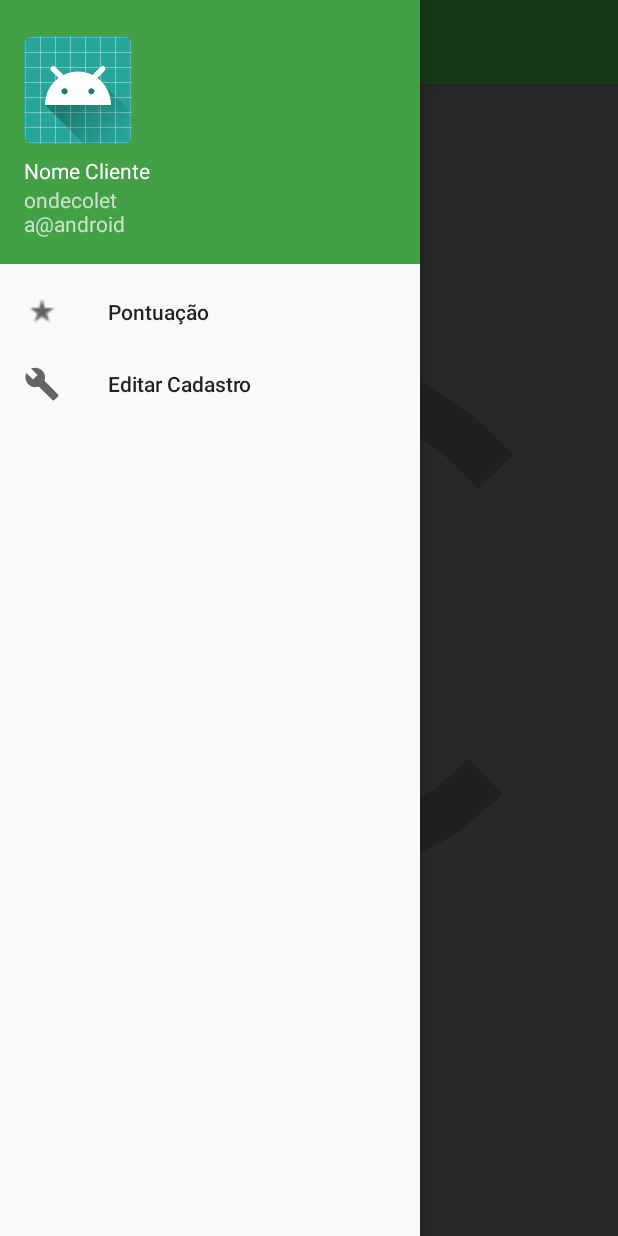
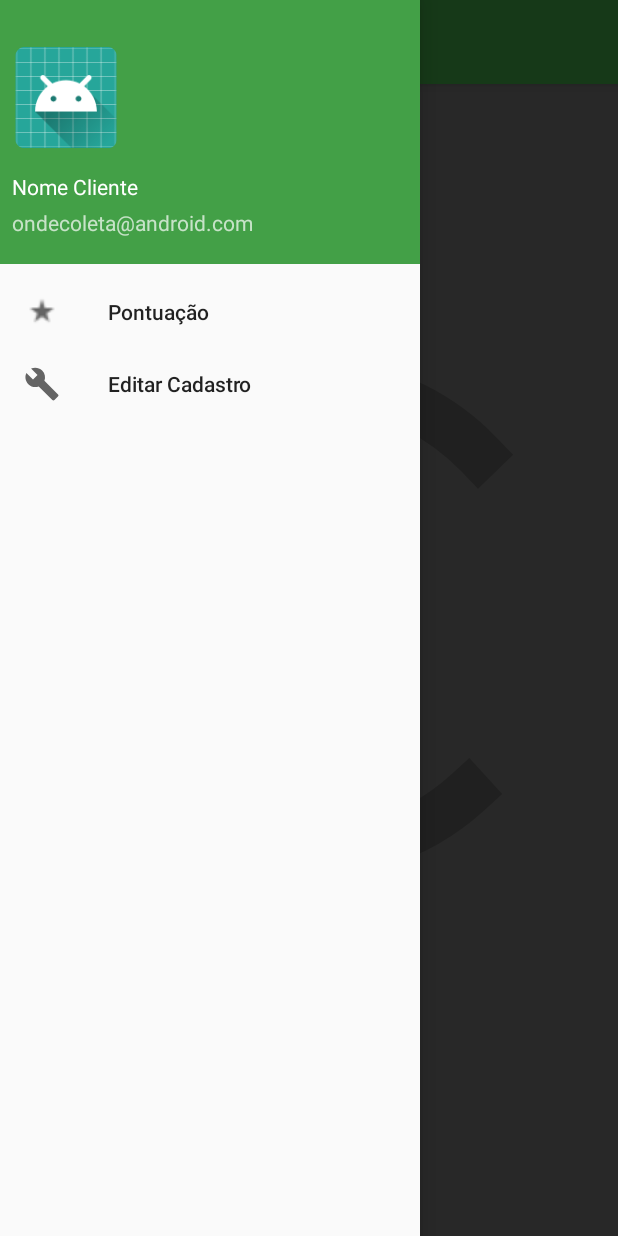
Before and after one commit to rodrigobecher/ondeReciclaAndroid, an Android app: the activity_menu_cliente_deslizante screen opened directly, with no data from a screen before it, with the side drawer open, on a phone screen of 412 x 824 dp. Run offline under Robolectric (Android 15) with nearby library versions, the phone set to English and light mode, and no system bars; libraries missing offline, so code that uses them is left out: retrofit2.converter.jackson; 3 statements that could not run were skipped.

Commit message:
Ajustes de Layout e começo do Ranking
Testar o Ranking

```diff
--- a/app/src/main/java/senac/tcc/rodrigo/ondeReciclaAndroid/activity_menu_cliente_deslizante.java
+++ b/app/src/main/java/senac/tcc/rodrigo/ondeReciclaAndroid/activity_menu_cliente_deslizante.java
@@ -159,7 +159,6 @@ public class activity_menu_cliente_deslizante extends AppCompatActivity
     @Override
     public boolean onCreateOptionsMenu(Menu menu) {
         // Inflate the menu; this adds items to the action bar if it is present.
-        getMenuInflater().inflate(R.menu.activity_menu_cliente_deslizante_drawer, menu);
         TextView nome = findViewById(R.id.nome_cliente);
         TextView email = findViewById(R.id.email_cliente);
         return true;
@@ -197,4 +196,5 @@ public class activity_menu_cliente_deslizante extends AppCompatActivity
         drawer.closeDrawer(GravityCompat.START);
         return true;
     }
+
 }
--- a/app/src/main/res/layout/activity_cadastrar_cliente.xml
+++ b/app/src/main/res/layout/activity_cadastrar_cliente.xml
@@ -100,15 +100,14 @@
 
     <Button
         android:id="@+id/cadastrar"
+        style="@style/Widget.AppCompat.Button.Borderless.Colored"
         android:layout_width="161dp"
         android:layout_height="48dp"
         android:layout_marginBottom="8dp"
         android:layout_marginEnd="8dp"
-        android:layout_marginLeft="8dp"
-        android:layout_marginRight="8dp"
         android:layout_marginStart="8dp"
         android:layout_marginTop="8dp"
-        android:background="#77d00b"
+        android:background="@color/colorPrimaryDark"
         android:text="Cadastrar"
         app:layout_constraintBottom_toBottomOf="parent"
         app:layout_constraintEnd_toEndOf="parent"
--- a/app/src/main/res/layout/nav_header_activity_menu_cliente_deslizante.xml
+++ b/app/src/main/res/layout/nav_header_activity_menu_cliente_deslizante.xml
@@ -1,37 +1,55 @@
 <?xml version="1.0" encoding="utf-8"?>
-<LinearLayout xmlns:android="http://schemas.android.com/apk/res/android"
+<android.support.constraint.ConstraintLayout xmlns:android="http://schemas.android.com/apk/res/android"
     xmlns:app="http://schemas.android.com/apk/res-auto"
+    xmlns:tools="http://schemas.android.com/tools"
+    android:id="@+id/linearLayout2"
     android:layout_width="match_parent"
     android:layout_height="@dimen/nav_header_height"
     android:background="@color/Slide"
     android:backgroundTint="@color/Slide"
     android:gravity="bottom"
-    android:orientation="vertical"
-    android:paddingBottom="@dimen/activity_vertical_margin"
-    android:paddingLeft="@dimen/activity_horizontal_margin"
-    android:paddingRight="@dimen/nav_header_height"
-    android:paddingTop="@dimen/activity_vertical_margin"
     android:theme="@style/ThemeOverlay.AppCompat.Dark">
 
     <ImageView
         android:id="@+id/foto_cliente"
         android:layout_width="wrap_content"
-        android:layout_height="wrap_content"
+        android:layout_height="75dp"
+        android:layout_marginBottom="8dp"
+        android:layout_marginStart="8dp"
+        android:layout_marginTop="8dp"
         android:paddingTop="@dimen/nav_header_vertical_spacing"
+        app:layout_constraintBottom_toTopOf="@+id/nome_cliente"
+        app:layout_constraintStart_toStartOf="parent"
+        app:layout_constraintTop_toTopOf="parent"
+        app:layout_constraintVertical_bias="1.0"
         app:srcCompat="@mipmap/ic_launcher_round" />
 
     <TextView
         android:id="@+id/nome_cliente"
-        android:layout_width="match_parent"
-        android:layout_height="wrap_content"
+        android:layout_width="192dp"
+        android:layout_height="24dp"
+        android:layout_marginBottom="8dp"
+        android:layout_marginStart="8dp"
+        android:layout_marginTop="100dp"
         android:paddingTop="@dimen/nav_header_vertical_spacing"
         android:text="Nome Cliente"
-        android:textAppearance="@style/TextAppearance.AppCompat.Body1" />
+        android:textAppearance="@style/TextAppearance.AppCompat.Body1"
+        app:layout_constraintBottom_toBottomOf="parent"
+        app:layout_constraintStart_toStartOf="parent"
+        app:layout_constraintTop_toTopOf="parent"
+        app:layout_constraintVertical_bias="0.159" />
 
     <TextView
         android:id="@+id/email_cliente"
-        android:layout_width="wrap_content"
-        android:layout_height="wrap_content"
-        android:text="ondecoleta@android.com" />
+        android:layout_width="356dp"
+        android:layout_height="30dp"
+        android:layout_marginBottom="8dp"
+        android:layout_marginStart="8dp"
+        android:layout_marginTop="8dp"
+        android:text="ondecoleta@android.com"
+        app:layout_constraintBottom_toBottomOf="parent"
+        app:layout_constraintStart_toStartOf="parent"
+        app:layout_constraintTop_toBottomOf="@+id/nome_cliente"
+        app:layout_constraintVertical_bias="0.0" />
 
-</LinearLayout>
+</android.support.constraint.ConstraintLayout>
```
Also changed, not shown: app/src/main/java/senac/tcc/rodrigo/ondeReciclaAndroid/FragmentRanking.java (+38 -3 lines).
